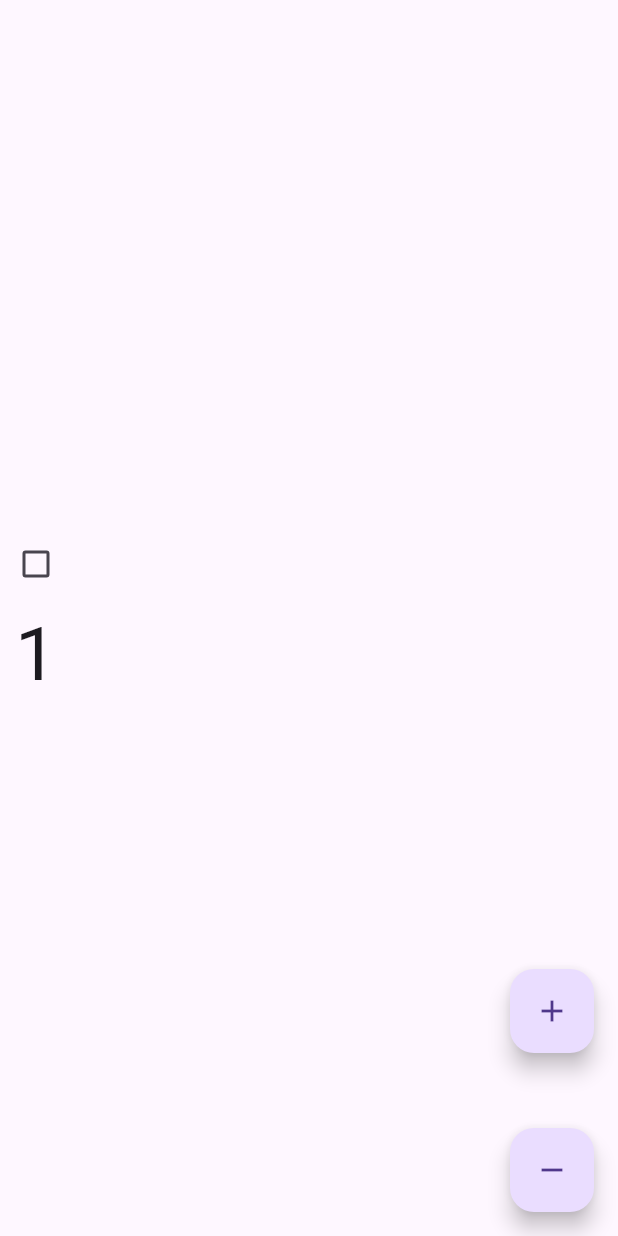
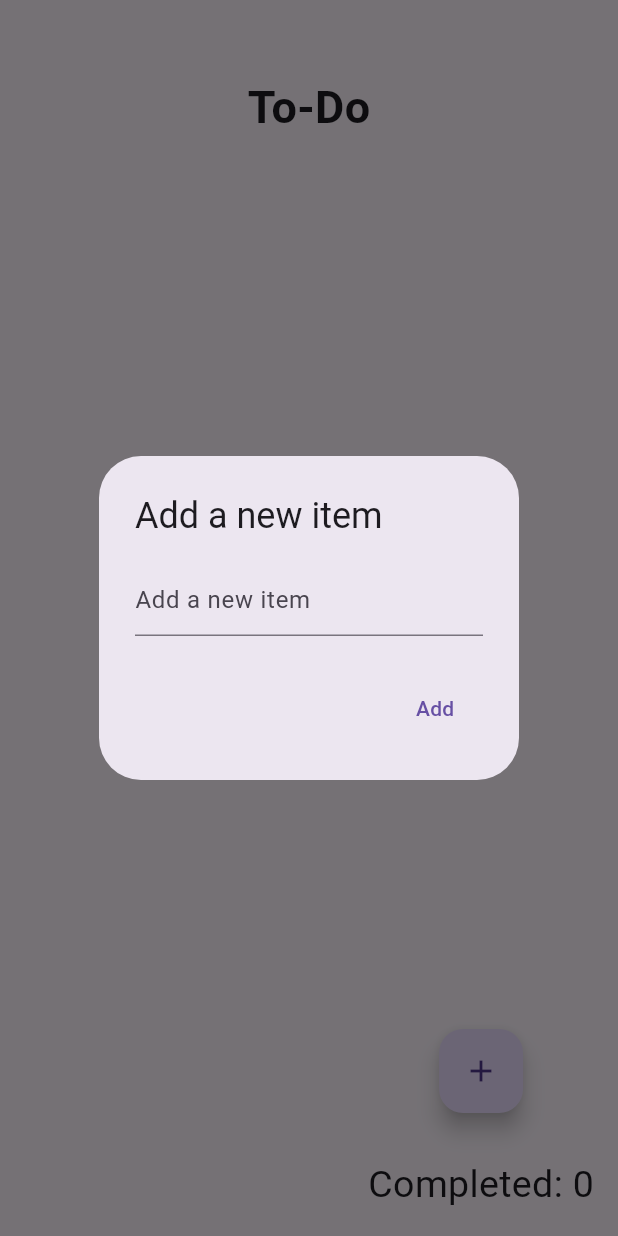
Before and after one commit to liiiiamb/flutter-to-do, a Flutter app: the screen it shows after launch, after a tap on the "add" icon, on a phone screen of 412 x 824 dp. Run offline on Flutter 3.47's test engine with Material 3 defaults, Android fonts, the phone set to English and light mode, and no system bars; our stand-ins replace bloc, flutter_bloc.

Commit message:
added more to the UI
- created list of checkboxes
- added a new method to add a checkbox based on an input
- added an input box to add additional items to the list
- added additional implementations of BlocBuilder to get the state within the 'Completed' text

```diff
--- a/lib/counter/counter_view.dart
+++ b/lib/counter/counter_view.dart
@@ -3,6 +3,11 @@
 Counter view - responsible for UI
 
 - use BlocBuilder
+
+
+- make checkboxes be a list of checkboxes - each checkbox should have a title
+- add button - have input box, after completing the input box, add checkbox with title to list
+- rebuild?
  */
 
 import 'package:flutter/material.dart';
@@ -21,54 +26,115 @@ class CounterView extends StatefulWidget {
 
 class _CounterViewState extends State<CounterView> {
   bool _isChecked = false;
+  final List<Map<String, dynamic>> _checkboxes =
+      []; //creating a list of checkboxes to append to
+  final TextEditingController _controller = TextEditingController();
+
+  void _addCheckbox() {
+    //method to add a new checkbox
+    if (_controller.text.isNotEmpty) {
+      //if text has been entered
+      setState(() {
+        //setting state again - notifies the framework that the internal state of this object has changed in a way that might impact the user interface in this subtree - causes the UI to be rebuilt
+        _checkboxes.add({
+          'title': _controller.text,
+          'isChecked': false
+        }); //adds a new checkbox with the entered text, and a default state of not checked
+        _controller.clear(); //clears the input box after adding the checkbox
+      });
+    }
+  }
+
+  Future<void> _displayTextInput(BuildContext context) async {
+    return showDialog(
+        context: context,
+        builder: (context) {
+          return AlertDialog(
+              title: const Text('Add a new item'),
+              content: TextField(
+                controller: _controller,
+                decoration: const InputDecoration(hintText: 'Add a new item'),
+              ),
+              actions: <Widget>[
+                TextButton(
+                  onPressed: () {
+                    _addCheckbox(); //when the add button is pressed, add the checkbox
+                    Navigator.pop(context); //close the dialog
+                  },
+                  child: const Text('Add'),
+                )
+              ]);
+        });
+  }
 
   //BUILD UI
   @override
   Widget build(BuildContext context) {
     return Scaffold(
       body: BlocBuilder<CounterCubit, int>(builder: (context, state) {
-        return Column(
+        return Center(
+            child: Column(
                 mainAxisAlignment: MainAxisAlignment.center,
                 //crossAxisAlignment: CrossAxisAlignment.center, //this centers the column
                 children: [
-          Checkbox(
-              value: _isChecked,
+              const Padding(
+                  padding: EdgeInsets.all(50),
+                  child: Text("To-Do",
+                      style: TextStyle(
+                        fontSize: 30,
+                        fontWeight: FontWeight.bold,
+                      ))),
+              const SizedBox(height: 20),
+              Expanded(
+                child: ListView.builder(
+                    itemCount: _checkboxes
+                        .length, //the number of items in the list is equal to the length of the checkboxes list
+                    itemBuilder: (context, index) {
+                      return CheckboxListTile(
+                          title: Text(_checkboxes[index]['title']),
+                          value: _checkboxes[index]['isChecked'],
                           onChanged: (value) {
                             setState(() {
-                  _isChecked = value ?? false; //handles null safety
-                  if (_isChecked == true){
-                    //if checkbox is checked, increment the counter
+                              _checkboxes[index]['isChecked'] =
+                                  value ?? false; //null safety
+                            });
+                            if (value == true) {
                               context.read<CounterCubit>().increment();
+                              _checkboxes.removeAt(index);
+                            } else {
+                              context
+                                  .read<CounterCubit>()
+                                  .decrement(); //if checkbox is unchecked, decrement the counter
                             }
                           });
                     }),
-          Text(
-            state.toString(),
-            style: const TextStyle(fontSize: 50),
-          )
-        ]);
+              ),
+            ]));
       }),
       /*
       BUTTONS GO BELOW THE BLOCBUILDER
        */
       floatingActionButton: Column(
         mainAxisAlignment: MainAxisAlignment.end,
+        crossAxisAlignment: CrossAxisAlignment.center,
         children: [
-          //increment button
+          //add new item button
           FloatingActionButton(
-            onPressed: () => context.read<CounterCubit>().increment(),
+            onPressed: () => _displayTextInput(context),
             child: const Icon(Icons.add),
           ),
 
           //spacing
-          const SizedBox(height: 50),
+          const SizedBox(height: 30),
 
-          //decrement button
-
-          FloatingActionButton(
-            onPressed: () => context.read<CounterCubit>().decrement(),
-            child: const Icon(Icons.remove),
-          )
+          BlocBuilder<CounterCubit, int>(//use BlocBuilder to access the state
+              builder: (context, state) {
+            return Text(
+              'Completed: $state', //this will show the current state of the counter
+              // state.toString(),
+              style: const TextStyle(fontSize: 25),
+            );
+          })
         ],
       ),
     );
```
Lines whose indentation alone changed are shown as unchanged.
